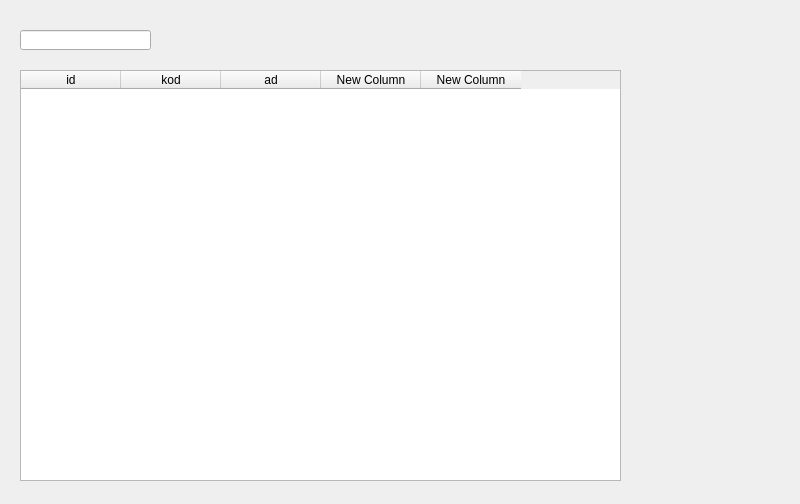
This is recete.ui in nerdogan/nenra as Qt 5 draws it before an edit. The edited form follows.
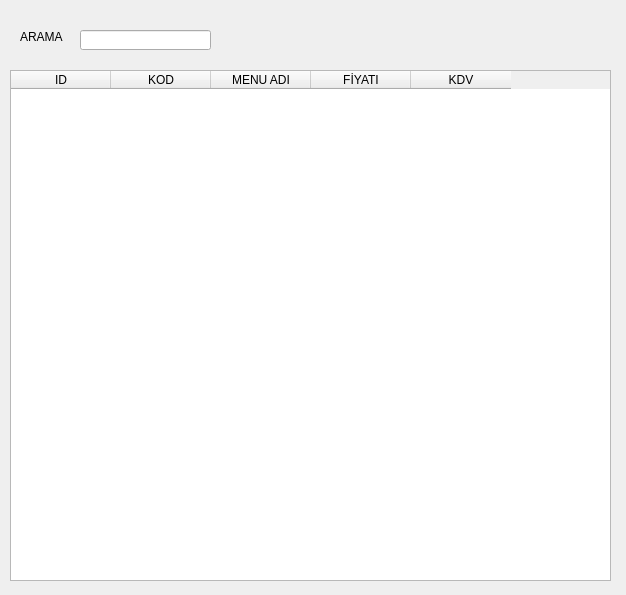
This is the edited form.

Patch:
```diff
--- a/recete.ui
+++ b/recete.ui
@@ -6,8 +6,8 @@
    <rect>
     <x>0</x>
     <y>0</y>
-    <width>800</width>
-    <height>504</height>
+    <width>626</width>
+    <height>595</height>
    </rect>
   </property>
   <property name="windowTitle">
@@ -16,7 +16,7 @@
   <widget class="QLineEdit" name="lineEdit">
    <property name="geometry">
     <rect>
-     <x>20</x>
+     <x>80</x>
      <y>30</y>
      <width>131</width>
      <height>20</height>
@@ -26,38 +26,51 @@
   <widget class="QTableWidget" name="tableWidget">
    <property name="geometry">
     <rect>
-     <x>20</x>
+     <x>10</x>
      <y>70</y>
      <width>601</width>
-     <height>411</height>
+     <height>511</height>
     </rect>
    </property>
    <column>
     <property name="text">
-     <string>id</string>
+     <string>ID</string>
     </property>
    </column>
    <column>
     <property name="text">
-     <string>kod</string>
+     <string>KOD</string>
     </property>
    </column>
    <column>
     <property name="text">
-     <string>ad</string>
+     <string>MENU ADI</string>
     </property>
    </column>
    <column>
     <property name="text">
-     <string>New Column</string>
+     <string>FİYATI</string>
     </property>
    </column>
    <column>
     <property name="text">
-     <string>New Column</string>
+     <string>KDV</string>
     </property>
    </column>
   </widget>
+  <widget class="QLabel" name="label">
+   <property name="geometry">
+    <rect>
+     <x>20</x>
+     <y>30</y>
+     <width>46</width>
+     <height>13</height>
+    </rect>
+   </property>
+   <property name="text">
+    <string>ARAMA</string>
+   </property>
+  </widget>
  </widget>
  <resources/>
  <connections/>
```
Left out of the diff: 2 changed lines with no effect on the pictures.
